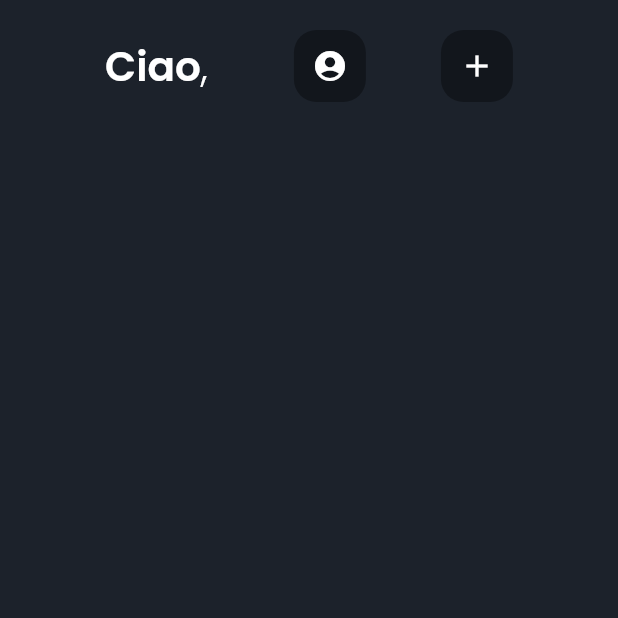
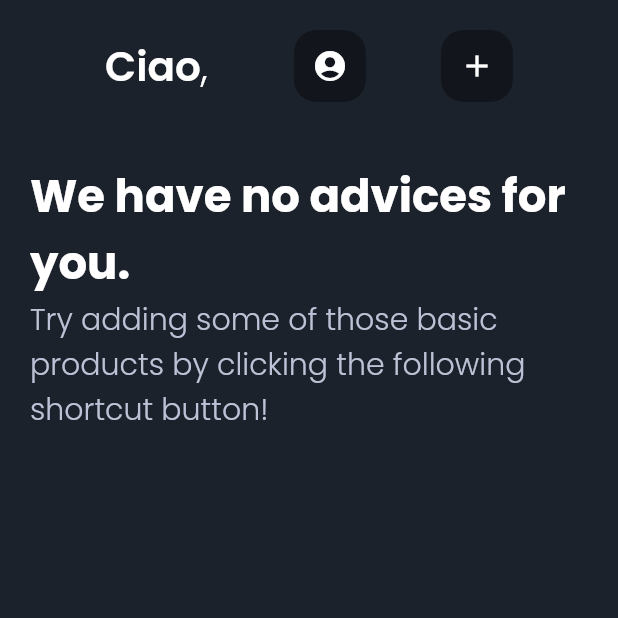
Before and after one commit to mitegj/food_match, a Flutter app: the screen it shows once a user with an empty profile is signed in, on a phone screen of 412 x 824 dp, the top half of it. Run offline on Flutter 3.47's test engine with Material 2 defaults, Android fonts, the phone set to English and light mode, and no system bars; our stand-ins replace cloud_firestore, firebase_auth, firebase_core, firebase_remote_config, flutter_spinkit, font_awesome_flutter and 4 more; accounts and stored records are empty.

Commit message:
Empty screen

```diff
--- a/lib/screens/homepage.dart
+++ b/lib/screens/homepage.dart
@@ -5,10 +5,12 @@ import 'package:get/get_state_manager/src/rx_flutter/rx_obx_widget.dart';
 import 'package:morning_brief/controllers/ingredient_controller.dart';
 import 'package:morning_brief/controllers/menu_controller.dart';
 import 'package:morning_brief/widgets/home/card_tile.dart';
+import 'package:morning_brief/widgets/home/empty_menu.dart';
 import 'package:morning_brief/widgets/home/home_header.dart';
 import 'package:morning_brief/widgets/home/menu_tile.dart';
 import 'package:morning_brief/widgets/spinner/spinner.dart';
 
+// ignore: must_be_immutable
 class HomePage extends GetWidget<IngredientController> {
   HomePage({Key? key}) : super(key: key);
 
@@ -35,12 +37,15 @@ class HomePage extends GetWidget<IngredientController> {
                         child: Column(children: [
                       HomeHeader(),
                       Expanded(
-                          child: ListView.builder(
+                          child: menuController.menus?.length == 0
+                              ? EmptyMenu()
+                              : ListView.builder(
                                   itemCount: menuController.menus?.length ?? 0,
                                   itemBuilder: (_, index) {
                                     return Obx(() => MenuTile(
                                         menu: menuController.menus![index],
-                              ingredients: _ingController.ingredients));
+                                        ingredients:
+                                            _ingController.ingredients));
                                   },
                                 )),
                     ])),
--- /dev/null
+++ b/lib/widgets/home/empty_menu.dart
@@ -0,0 +1,41 @@
+import 'package:flutter/material.dart';
+import 'package:google_fonts/google_fonts.dart';
+import 'package:morning_brief/utils/UIColors.dart';
+
+class EmptyMenu extends StatelessWidget {
+  @override
+  Widget build(BuildContext context) {
+    return Padding(
+      padding: EdgeInsets.all(20),
+      child: Column(
+        children: [
+          Row(
+            children: [
+              Expanded(
+                child: Text("We have no advices for you. ",
+                    overflow: TextOverflow.visible,
+                    style: GoogleFonts.poppins(
+                        color: UIColors.white,
+                        fontSize: 30,
+                        fontWeight: FontWeight.w700)),
+              )
+            ],
+          ),
+          Row(
+            children: [
+              Expanded(
+                child: Text(
+                    "Try adding some of those basic products by clicking the following shortcut button! ",
+                    overflow: TextOverflow.visible,
+                    style: GoogleFonts.poppins(
+                        color: UIColors.grey,
+                        fontSize: 20,
+                        fontWeight: FontWeight.w300)),
+              )
+            ],
+          )
+        ],
+      ),
+    );
+  }
+}
```
Lines whose indentation alone changed are shown as unchanged.
